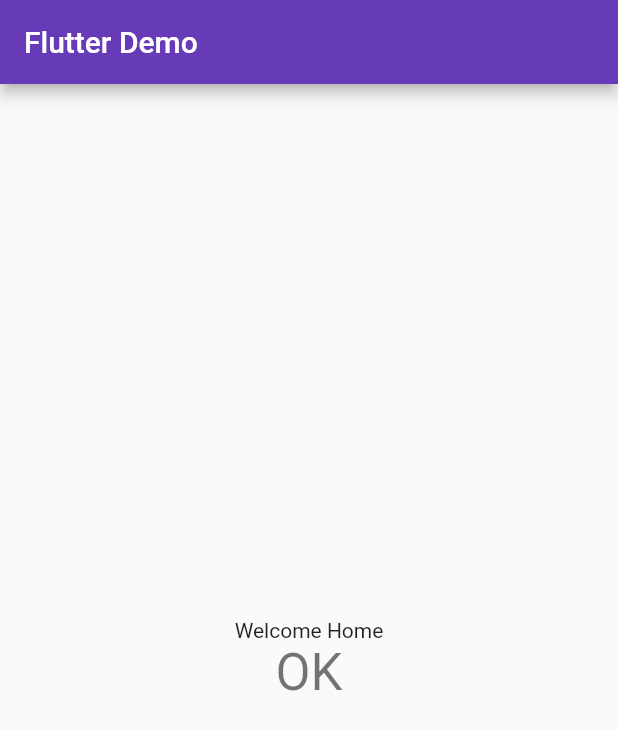
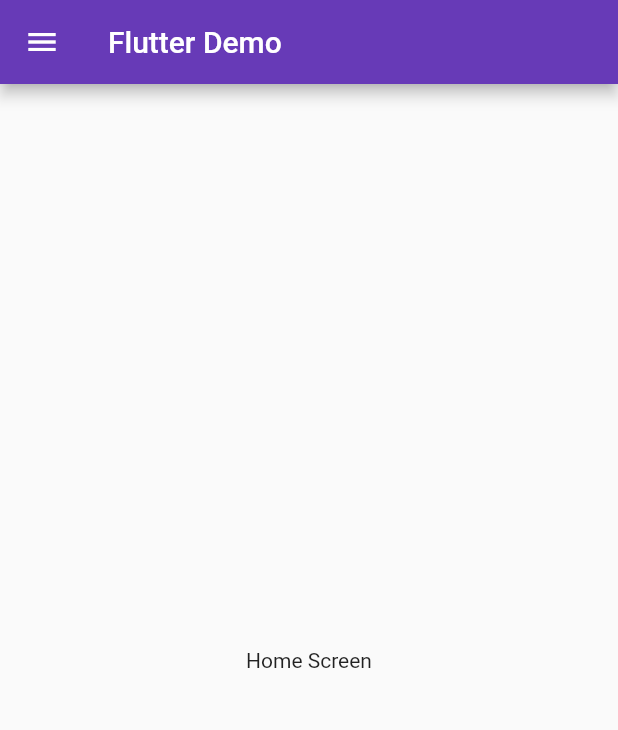
Before and after one commit to johnmr922/flutter_demo, a Flutter app: the screen it shows after launch, on a phone screen of 412 x 824 dp. Shown: the top 730 px of the screen. Run offline on Flutter 3.47's test engine with Material 2 defaults, Android fonts, the phone set to English and light mode, and no system bars; our stand-ins replace shimmer.

Commit message:
Navigation drawer example

```diff
--- a/lib/home_screen.dart
+++ /dev/null
@@ -1,35 +0,0 @@
-import 'package:flutter/material.dart';
-
-class HomeScreen extends StatefulWidget {
-
-  HomeScreen({Key key, this.title}) : super(key: key);
-  final String title;
-
-  @override
-  _MyHomePageState createState() => _MyHomePageState();
-}
-
-class _MyHomePageState extends State<HomeScreen> {
-  @override
-  Widget build(BuildContext context) {
-    return Scaffold(
-      appBar: AppBar(
-        title: Text(widget.title),
-      ),
-      body: Center(
-        child: Column(
-          mainAxisAlignment: MainAxisAlignment.center,
-          children: <Widget>[
-            Text(
-              'Welcome Home',
-            ),
-            Text(
-              'OK',
-              style: Theme.of(context).textTheme.headline4,
-            ),
-          ],
-        ),
-      ),
-    );
-  }
-}
--- a/lib/main.dart
+++ b/lib/main.dart
@@ -1,5 +1,5 @@
 import 'package:flutter/material.dart';
-import 'package:flutterdemo/splash_screen.dart';
+import 'screens/splash_screen.dart';
 
 void main() {
   runApp(MyApp());
--- /dev/null
+++ b/lib/screens/home_screen.dart
@@ -0,0 +1,115 @@
+import 'package:flutter/material.dart';
+
+class HomeScreen extends StatefulWidget {
+
+  HomeScreen({Key key, this.title}) : super(key: key);
+  final String title;
+
+  @override
+  HomeScreenState createState() => HomeScreenState();
+}
+
+class HomeScreenState extends State<HomeScreen>
+{
+  Drawer getNavDrawer(BuildContext context) {
+    var headerChild = DrawerHeader(child: Stack(
+        children: <Widget>[
+      Container(
+        decoration: BoxDecoration(
+            image: DecorationImage(
+              // image: NetworkImage('https://images.unsplash.com/photo-1547665979-bb809517610d?ixlib=rb-1.2.1&ixid=eyJhcHBfaWQiOjEyMDd9&auto=format&fit=crop&w=675&q=80'),
+                image: new AssetImage('assets/png/drawerhead.png'),
+                fit: BoxFit.cover
+            ) )),
+
+        Text( 'Hello World',textAlign: TextAlign.end,)
+
+        ]
+    ));
+    var aboutChild = AboutListTile(
+        child: Text("About"),
+        applicationName: "Flutter Learning",
+        applicationVersion: "v1.0.0",
+        applicationIcon: Icon(Icons.adb),
+        icon: Icon(Icons.info));
+
+    ListTile getNavItem(var icon, String s, String routeName) {
+      return ListTile(
+        leading: Icon(icon),
+        title: Text(s),
+        onTap: () {
+          setState(() {
+            // pop closes the drawer
+            Navigator.of(context).pop();
+            // navigate to the route
+            Navigator.of(context).pushNamed(routeName);
+          });
+        },
+      );
+    }
+
+    var myNavChildren = [
+      headerChild,
+      getNavItem(Icons.account_balance, "Bussiness",MenuScreen.routeName),
+      getNavItem(Icons.account_balance_wallet, "Education", MenuScreen.routeName),
+      getNavItem(Icons.account_box, "Entertainment",MenuScreen.routeName),
+      getNavItem(Icons.account_circle, "Finance", MenuScreen.routeName),
+      getNavItem(Icons.access_alarm, "Health & fitness", MenuScreen.routeName),
+      getNavItem(Icons.account_balance_wallet, "Food & Drink", MenuScreen.routeName),
+      getNavItem(Icons.account_box, "Kids",MenuScreen.routeName),
+      getNavItem(Icons.account_circle, "LifeStyle", MenuScreen.routeName),
+      getNavItem(Icons.access_alarm, "News & Reading", MenuScreen.routeName),
+      getNavItem(Icons.account_balance_wallet, "Photo & Video", MenuScreen.routeName),
+      getNavItem(Icons.account_box, "Shopping",MenuScreen.routeName),
+      getNavItem(Icons.account_circle, "Social", MenuScreen.routeName),
+      getNavItem(Icons.access_alarm, "Tools", MenuScreen.routeName),
+      aboutChild
+    ];
+
+    ListView listView = ListView(children: myNavChildren);
+
+    return Drawer(
+      child: listView,
+    );
+  }
+
+  @override
+  Widget build(BuildContext context) {
+    return Scaffold(
+      appBar: AppBar(
+        title: Text(widget.title),
+      ),
+      body: Container(
+          child: Center(
+            child: Text("Home Screen"),
+          )),
+      // Set the nav drawer
+      drawer: getNavDrawer(context),
+    );
+  }
+}
+
+class MenuScreen extends StatefulWidget {
+
+  MenuScreen({Key key, this.menutitle}) : super(key: key);
+  final String menutitle;
+  static const String routeName = "/routname";
+
+  @override
+  _MenuScreenState createState() => _MenuScreenState();
+}
+
+class _MenuScreenState extends State<MenuScreen> {
+  @override
+  Widget build(BuildContext context) {
+    return Scaffold(
+      appBar: AppBar(
+        title: Text("Category"),
+      ),
+      body: Container(
+          child: Center(
+            child: Text(widget.menutitle),
+          )),
+    );
+  }
+}
--- a/pubspec.yaml
+++ b/pubspec.yaml
@@ -29,6 +29,7 @@ flutter:
 
   assets:
     - assets/png/bg.jpg
+    - assets/png/drawerhead.png
 
   fonts:
     - family: Pacifico
```
Also changed, not shown: assets/png/drawerhead.png (added), lib/screens/splash_screen.dart (renamed from lib/splash_screen.dart).
